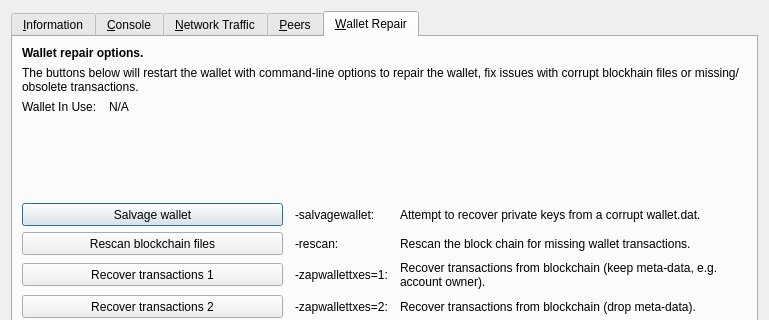
The window that src/qt/forms/rpcconsole.ui (YupCommunity/Yup) describes before a commit, drawn with Qt 5; both pictures show x 0 to 769 and y 0 to 320 of the 769 by 485 pixel window.
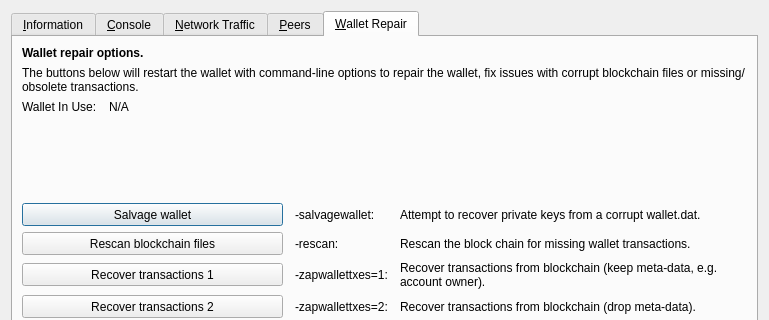
The same window after the commit. The open tabs and pages were chosen to show the change. Icons and pictures are not drawn. Custom widgets are drawn as their Qt base class.

```diff
--- a/src/qt/forms/rpcconsole.ui
+++ b/src/qt/forms/rpcconsole.ui
@@ -1094,7 +1094,7 @@
           </font>
          </property>
          <property name="text">
-          <string>The buttons below will restart the wallet with command-line options to repair the wallet, fix issues with corrupt blockhain files or missing/obsolete transactions.</string>
+          <string>The buttons below will restart the wallet with command-line options to repair the wallet, fix issues with corrupt blockchain files or missing/obsolete transactions.</string>
          </property>
          <property name="wordWrap">
           <bool>true</bool>
```
